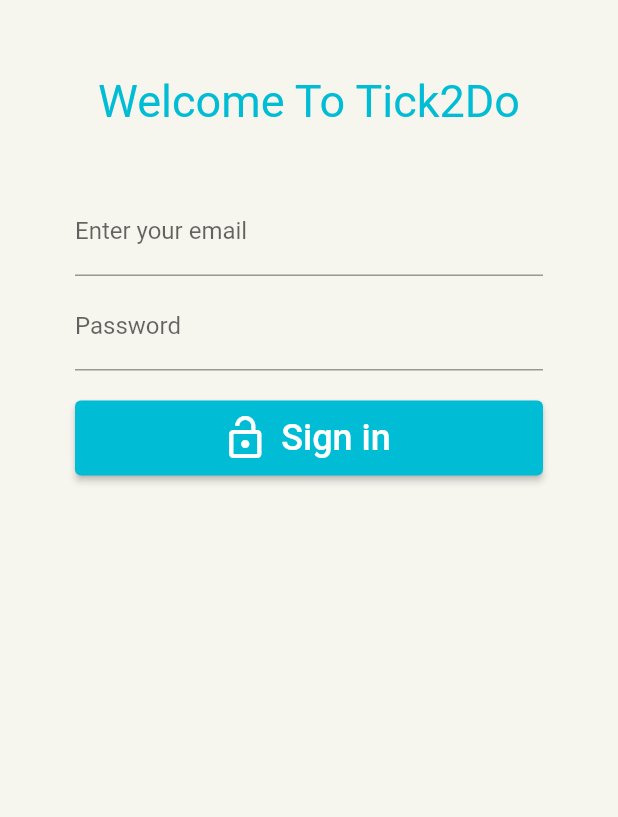
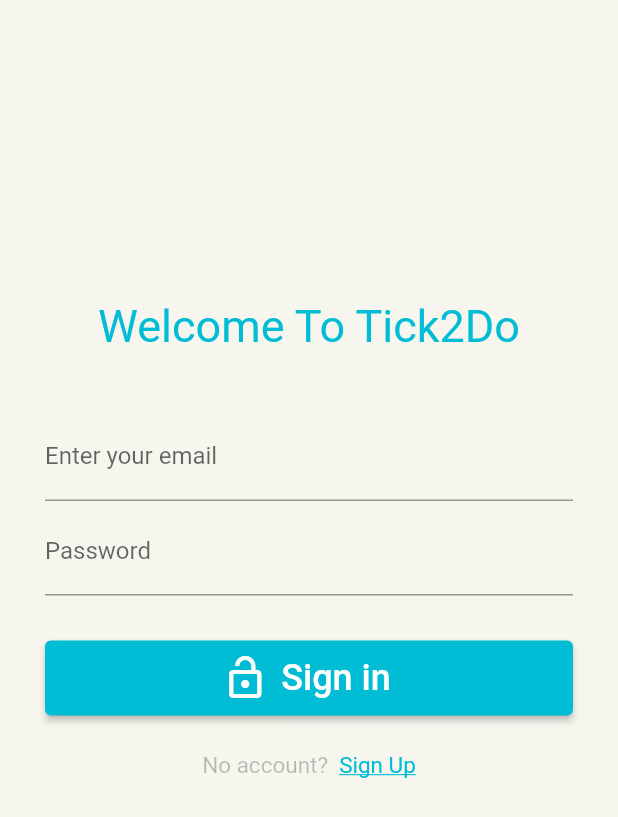
Before and after one commit to WalaaAlshaikh/Tick2DoFlutter, a Flutter app: the screen it shows after launch, on a phone screen of 412 x 824 dp. Shown: the top 817 px of the screen. Run offline on Flutter 3.47's test engine with Material 2 defaults, Android fonts, the phone set to English and light mode, and no system bars; our stand-ins replace cloud_firestore, firebase_auth, firebase_core, flutter_slidable; accounts and stored records are empty.

Commit message:
implementing the login and register toggle

```diff
--- /dev/null
+++ b/lib/authentication/auth_page.dart
@@ -0,0 +1,18 @@
+import 'package:flutter/material.dart';
+import 'package:tick2do/authentication/login.dart';
+
+
+class AuthPage extends StatefulWidget {
+  @override
+  _AuthPageState createState() => _AuthPageState();
+}
+
+class _AuthPageState extends State<AuthPage> {
+  bool isLogin= true;
+  @override
+  Widget build(BuildContext context) =>
+      isLogin ? LoginWidget(onClickSignUp:toggle,)
+          : SignUpWidget(onClickSignIn: toggle);
+
+  void toggle() => setState(() => isLogin = !isLogin );
+}
--- a/lib/authentication/login.dart
+++ b/lib/authentication/login.dart
@@ -1,8 +1,14 @@
 import 'package:firebase_auth/firebase_auth.dart';
+import 'package:flutter/gestures.dart';
 import 'package:flutter/material.dart';
 import 'package:tick2do/main.dart';
 
 class LoginWidget extends StatefulWidget {
+  final VoidCallback onClickSignUp;
+  const LoginWidget({
+    Key? key,
+    required this.onClickSignUp,
+}) : super(key: key);
 
   @override
  _LoginWidgetState createState() => _LoginWidgetState();
@@ -19,11 +25,12 @@ class _LoginWidgetState extends State<LoginWidget> {
   }
   @override
   Widget build(BuildContext context) => SingleChildScrollView(
-    padding: EdgeInsets.all(50),
+    padding: EdgeInsets.all(30),
     child: Center(child:
     Column(
       mainAxisAlignment: MainAxisAlignment.center,
       children: [
+        SizedBox(height: 170,),
         Center(child:Text('Welcome To Tick2Do', style: TextStyle(
           fontSize: 30, color: Colors.cyan,),) ,) ,
         SizedBox(height: 40),
@@ -43,7 +50,7 @@ class _LoginWidgetState extends State<LoginWidget> {
           decoration: InputDecoration(labelText: "Password"),
           obscureText: true,
         ),
-        SizedBox(height: 20),
+        SizedBox(height: 30),
         ElevatedButton.icon(
           style: ElevatedButton.styleFrom(
             minimumSize: Size.fromHeight(50),
@@ -53,7 +60,23 @@ class _LoginWidgetState extends State<LoginWidget> {
               style:TextStyle(fontSize: 24, color: Colors.white) ),
           onPressed:signIn,
         ),
-        SizedBox(height: 24,)
+        SizedBox(height: 24,),
+        RichText(
+            text: TextSpan(
+              style: TextStyle(color: Colors.black26, fontSize: 15,),
+              text: 'No account?  ',
+              children: [
+                TextSpan(
+                  recognizer: TapGestureRecognizer()
+                    ..onTap=widget.onClickSignUp,
+                  text: "Sign Up",
+                  style: TextStyle(
+                    decoration: TextDecoration.underline,
+                    color: Theme.of(context).colorScheme.primary
+                  )
+                )
+              ],
+            ))
       ],
     ), ) ,
   );
--- a/lib/main.dart
+++ b/lib/main.dart
@@ -5,6 +5,7 @@ import 'package:provider/provider.dart';
 import 'package:tick2do/pages/home_page.dart';
 import 'package:tick2do/provider/tasks.dart';
 
+import 'authentication/auth_page.dart';
 import 'authentication/login.dart';
 
 Future main() async {
@@ -57,7 +58,7 @@ class MainPage extends StatelessWidget {
         else if(snapshot.hasData){
           return HomePage();
         }else{
-          return LoginWidget();
+          return AuthPage();
         }
 
       },
```
Also changed, not shown: 3 other files.
